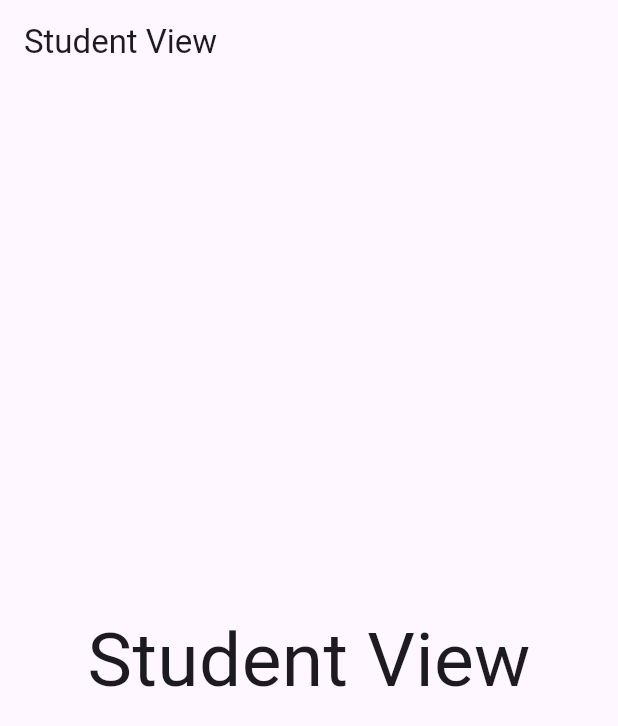
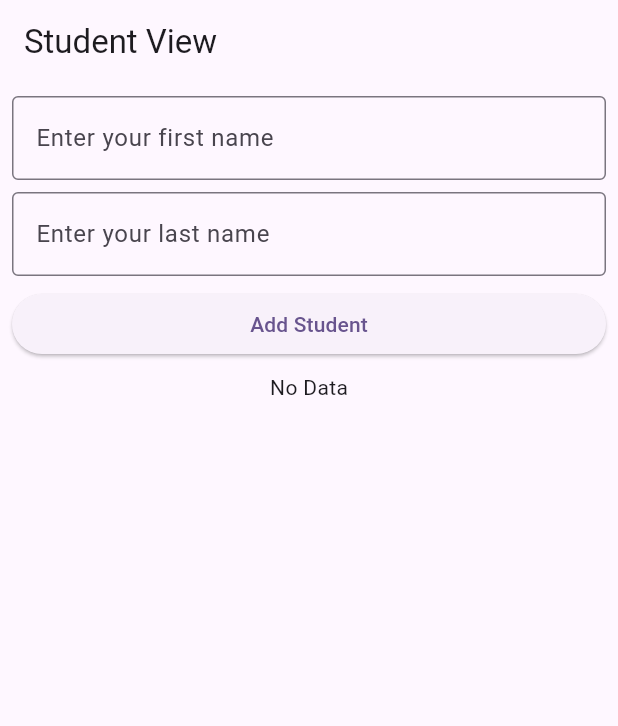
Before and after one commit to emagnu/riverpod_for_class, a Flutter app: the screen it shows after launch, on a phone screen of 412 x 824 dp. Shown: the top 726 px of the screen. Run offline on Flutter 3.47's test engine with Material 3 defaults, Android fonts, the phone set to English and light mode, and no system bars; our stand-ins replace flutter_riverpod.

Commit message:
first trial - some bugs

```diff
--- /dev/null
+++ b/lib/model/student_view_notifier.dart
@@ -0,0 +1,29 @@
+//  //
+//  Import LIBRARIES
+import 'package:flutter_riverpod/flutter_riverpod.dart';
+//  Import FILES
+import '../state/student_state.dart';
+import 'student.dart';
+
+//  PARTS
+//  PROVIDERS
+final studentViewNotifierProvider =
+    NotifierProvider<StudentViewNotifier, StudentState>(
+        StudentViewNotifier.new);
+//
+
+class StudentViewNotifier extends Notifier<StudentState> {
+  @override
+  build() {
+    // return StudentState(lstStudents: [], isLoading: false);
+    return StudentState.initial();
+  }
+
+  void addStudent(Student student) async {
+    // state = state.copyWith(student: student);
+    state = state.copyWith(isLoading: true);
+    //  Wait for 2 seconds and update the student list
+    await Future.delayed(const Duration(seconds: 2));
+    state = state.copyWith(isLoading: false, student: student);
+  }
+}
--- a/lib/student_view.dart
+++ b/lib/student_view.dart
@@ -1,30 +1,88 @@
 //  //
 //  Import LIBRARIES
 import 'package:flutter/material.dart';
+import 'package:flutter_riverpod/flutter_riverpod.dart';
+import 'package:riverpod_for_class/model/student.dart';
+import 'package:riverpod_for_class/state/student_state.dart';
 //  Import FILES
+import 'model/student_view_notifier.dart';
 //  PARTS
 //  PROVIDERS
 
 //
 
-class StudentView extends StatefulWidget {
+class StudentView extends ConsumerStatefulWidget {
   const StudentView({super.key});
 
   @override
-  _StudentViewState createState() => _StudentViewState();
+  ConsumerState<StudentView> createState() => _StudentViewState();
 }
 
-class _StudentViewState extends State<StudentView> {
+class _StudentViewState extends ConsumerState<StudentView> {
+  final _gap = const SizedBox(height: 8.0);
+  final _fnameController = TextEditingController();
+  final _lnameController = TextEditingController();
+
   @override
   Widget build(BuildContext context) {
+    final studentState = ref.watch(studentViewNotifierProvider);
     return Scaffold(
       appBar: AppBar(
         title: const Text('Student View'),
       ),
-      body: const Center(
-        child: Text(
-          'Student View',
-          style: TextStyle(fontSize: 50.0),
+      body: Padding(
+        padding: const EdgeInsets.all(8.0),
+        child: Column(
+          children: <Widget>[
+            TextFormField(
+              controller: _fnameController,
+              decoration: const InputDecoration(
+                border: OutlineInputBorder(),
+                hintText: 'Enter your first name',
+              ),
+            ),
+            _gap,
+            TextFormField(
+              controller: _lnameController,
+              decoration: const InputDecoration(
+                border: OutlineInputBorder(),
+                hintText: 'Enter your last name',
+              ),
+            ),
+            _gap,
+            SizedBox(
+              width: double.infinity,
+              child: ElevatedButton(
+                  onPressed: () {
+                    Student student = Student(
+                      fname: _fnameController.text,
+                      lname: _lnameController.text,
+                    );
+                    ref.read(studentViewNotifierProvider);
+                  },
+                  child: const Text('Add Student')),
+            ),
+            _gap,
+            studentState.isLoading
+                ? const CircularProgressIndicator()
+                // : const Text('No Data'),
+                : studentState.lstStudents.isEmpty
+                    ? const Text('No Data')
+                    :
+                    // Show list view
+                    Expanded(
+                        child: ListView.builder(
+                          itemCount: studentState.lstStudents.length,
+                          itemBuilder: (context, index) {
+                            final student = studentState.lstStudents[index];
+                            return ListTile(
+                              title: Text(student.fname),
+                              subtitle: Text(student.lname),
+                            );
+                          },
+                        ),
+                      ),
+          ],
         ),
       ),
     );
```
Also changed, not shown: lib/state/student_state.dart (added, +29 -0 lines).
